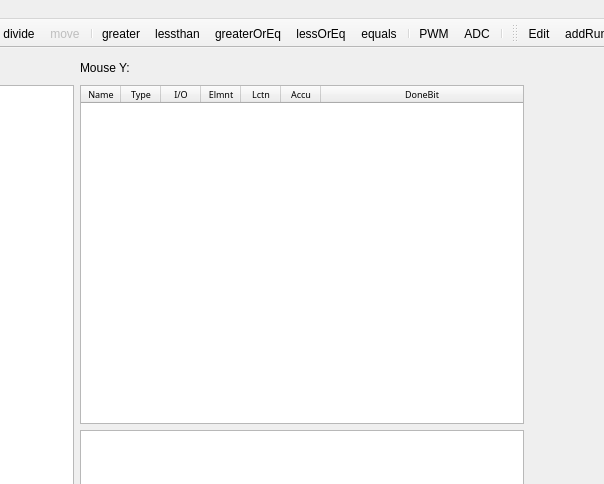
First picture: the form in program/mainwindow2.ui, repository mikeV02/WaltechCapstone, before the edit; both pictures show x 519 to 1123 and y 0 to 484 of the 1439 by 800 pixel window.
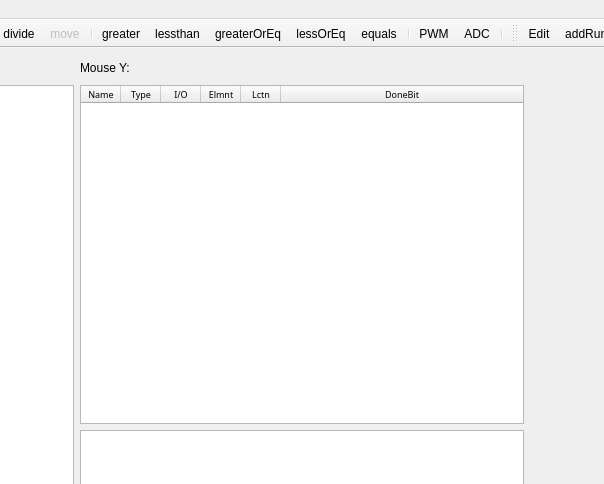
Second picture: the form after the edit. Icons and pictures are not drawn.

Commit message: Fix Fabian GUI Again

The edit to the form file:
```diff
--- a/program/mainwindow2.ui
+++ b/program/mainwindow2.ui
@@ -182,7 +182,7 @@
        <bool>false</bool>
       </property>
       <property name="columnCount">
-       <number>7</number>
+       <number>6</number>
       </property>
       <attribute name="horizontalHeaderDefaultSectionSize">
        <number>40</number>
@@ -224,11 +224,6 @@
         <string>Lctn</string>
        </property>
       </column>
-      <column>
-       <property name="text">
-        <string>Accu</string>
-       </property>
-      </column>
       <column>
        <property name="text">
         <string>DoneBit</string>
```
The commit also changes 1 other file.
